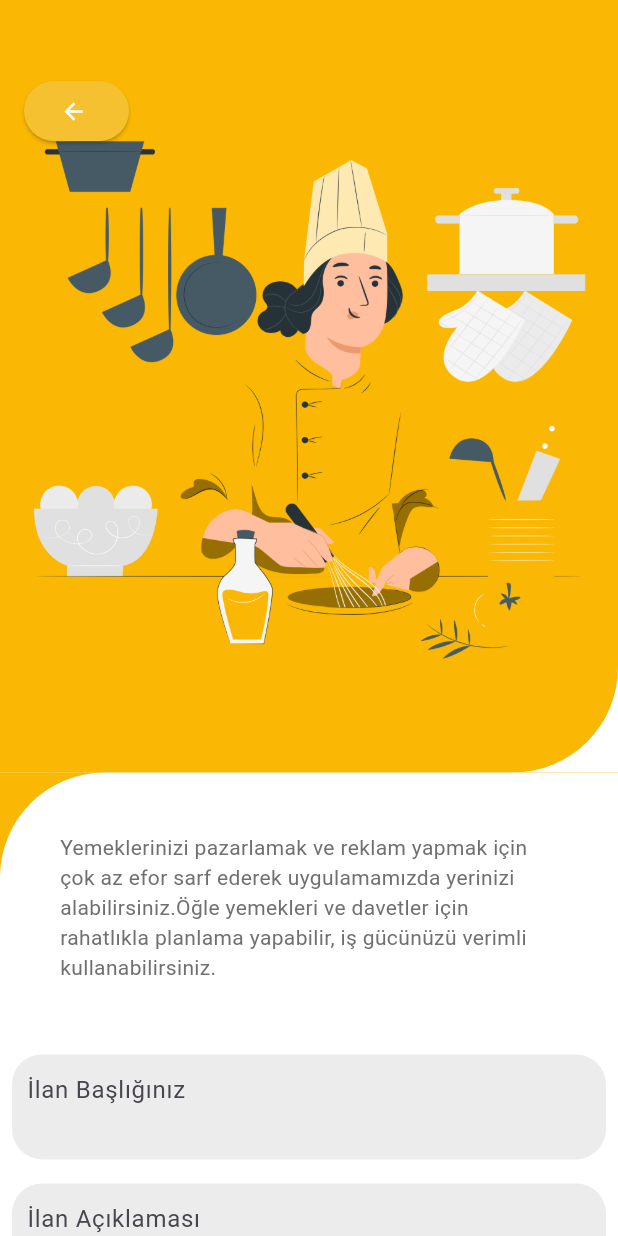
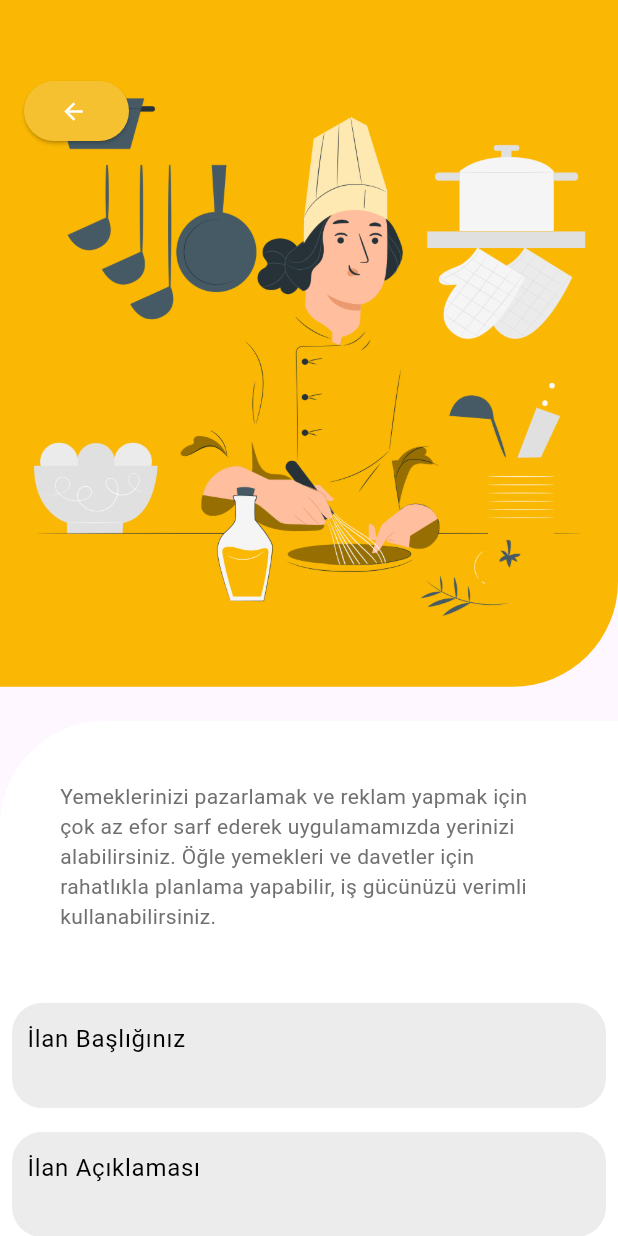
Before and after one commit to Elcieren/bootcamp_app, a Flutter app: the AdvertView screen opened directly, on a phone screen of 412 x 824 dp. Run offline on Flutter 3.47's test engine with Material 3 defaults, Android fonts, the phone set to English and light mode, and no system bars; our stand-ins replace carousel_slider, cloud_firestore, firebase_auth, firebase_core, flutter_credit_card, get_it and 3 more; accounts and stored records are empty.

Commit message:
ilan sayfasındaki scrollview hatası güncellendi

```diff
--- a/lib/ui/Ilan/advert_view.dart
+++ b/lib/ui/Ilan/advert_view.dart
@@ -6,7 +6,6 @@ import 'package:cloud_firestore/cloud_firestore.dart';
 import 'package:firebase_auth/firebase_auth.dart';
 import 'package:flutter/cupertino.dart';
 import 'package:flutter/material.dart';
-import 'package:flutter/widgets.dart';
 import 'package:stacked/stacked.dart';
 
 class AdvertView extends StatefulWidget {
@@ -43,6 +42,7 @@ class _AdvertViewState extends State<AdvertView> {
   FirebaseAuth _auth = FirebaseAuth.instance;
   FirebaseFirestore _firestore = FirebaseFirestore.instance;
   final authService = AuthService();
+
   @override
   void initState() {
     super.initState();
@@ -61,14 +61,11 @@ class _AdvertViewState extends State<AdvertView> {
                 height: MediaQuery.of(context).size.height,
                 child: Stack(
                   children: [
-              Container(
+                    Positioned(
+                      top: 0,
                       width: MediaQuery.of(context).size.width,
-                height: MediaQuery.of(context).size.height / 1.6,
-                decoration: BoxDecoration(color: Colors.white),
-              ),
-              Container(
-                width: MediaQuery.of(context).size.width,
-                height: MediaQuery.of(context).size.height / 1.6,
+                      height: MediaQuery.of(context).size.height / 1.8,
+                      child: Container(
                         decoration: const BoxDecoration(
                           color: Color(0xffFAB703),
                           borderRadius: BorderRadius.only(
@@ -82,21 +79,12 @@ class _AdvertViewState extends State<AdvertView> {
                           ),
                         ),
                       ),
-              Align(
-                alignment: Alignment.bottomCenter,
+                    ),
+                    Positioned(
+                      bottom: 0,
+                      width: MediaQuery.of(context).size.width,
+                      height: MediaQuery.of(context).size.height / 2.4,
                       child: Container(
-                  width: MediaQuery.of(context).size.width,
-                  height: MediaQuery.of(context).size.height / 2.666,
-                  decoration: const BoxDecoration(
-                    color: Color(0xffFAB703),
-                  ),
-                ),
-              ),
-              Align(
-                alignment: Alignment.bottomCenter,
-                child: Container(
-                  width: MediaQuery.of(context).size.width,
-                  height: MediaQuery.of(context).size.height / 2.666,
                         decoration: const BoxDecoration(
                           color: Colors.white,
                           borderRadius: BorderRadius.only(
@@ -115,7 +103,7 @@ class _AdvertViewState extends State<AdvertView> {
                                     child: Opacity(
                                       opacity: 0.9,
                                       child: Text(
-                                  "Yemeklerinizi pazarlamak ve reklam yapmak için çok az efor sarf ederek uygulamamızda yerinizi alabilirsiniz.Öğle yemekleri ve davetler için rahatlıkla planlama yapabilir, iş gücünüzü verimli kullanabilirsiniz.",
+                                        "Yemeklerinizi pazarlamak ve reklam yapmak için çok az efor sarf ederek uygulamamızda yerinizi alabilirsiniz. Öğle yemekleri ve davetler için rahatlıkla planlama yapabilir, iş gücünüzü verimli kullanabilirsiniz.",
                                         style: TextStyle(
                                             fontSize: 14,
                                             color: Colors.grey.shade700),
@@ -192,7 +180,8 @@ class _AdvertViewState extends State<AdvertView> {
                                           color: Colors.grey.withOpacity(0.2)),
                                       padding: const EdgeInsets.symmetric(
                                           horizontal: 10),
-                                child: ImageUrlField()),  // Added Image URL field
+                                      child:
+                                          ImageUrlField()), // Added Image URL field
                                 ),
                                 Padding(
                                   padding: const EdgeInsets.all(8.0),
@@ -257,7 +246,7 @@ class _AdvertViewState extends State<AdvertView> {
       autovalidateMode: AutovalidateMode.onUserInteraction,
       validator: (value) {
         if (value!.isEmpty) {
-          return "Mesajını Eksizksiz Doldurunuz";
+          return "Mesajını Eksiksiz Doldurunuz";
         }
       },
       onSaved: (value) {
@@ -273,7 +262,7 @@ class _AdvertViewState extends State<AdvertView> {
       autovalidateMode: AutovalidateMode.onUserInteraction,
       validator: (value) {
         if (value!.isEmpty) {
-          return "Mesajını Eksizksiz Doldurunuz";
+          return "Mesajını Eksiksiz Doldurunuz";
         }
       },
       onSaved: (value) {
@@ -289,7 +278,7 @@ class _AdvertViewState extends State<AdvertView> {
       autovalidateMode: AutovalidateMode.onUserInteraction,
       validator: (value) {
         if (value!.isEmpty) {
-          return "Mesajını Eksizksiz Doldurunuz";
+          return "Mesajını Eksiksiz Doldurunuz";
         }
       },
       onSaved: (value) {
@@ -308,40 +297,24 @@ class _AdvertViewState extends State<AdvertView> {
         borderRadius: BorderRadius.circular(24),
         color: Colors.grey.withOpacity(0.2),
       ),
-      padding: const EdgeInsets.symmetric(horizontal: 0),
-      child: Container(
-        height: 40,
-        decoration: BoxDecoration(
-          borderRadius: BorderRadius.circular(20),
-        ),
-        child: DropdownButton<String>(
+      child: Center(
+        child: DropdownButtonFormField<String>(
           value: YemeKategori,
-          onChanged: (String? newValue) {
+          decoration: customInputDecaration("Yemek Kategorisi"),
+          items: YemeKategorisi.map((String kategori) {
+            return DropdownMenuItem<String>(
+              value: kategori,
+              child: Text(kategori),
+            );
+          }).toList(),
+          onChanged: (value) {
             setState(() {
-              YemeKategori = newValue!;
+              YemeKategori = value!;
             });
           },
-          style: TextStyle(color: Colors.black),
-          underline: SizedBox(),
-          hint: const Padding(
-            padding: EdgeInsets.all(8.0),
-            child: Text(
-              'Yemek Kategorisi',
-              style: TextStyle(fontWeight: FontWeight.w600),
-            ),
-          ),
-          iconSize: 32,
-          isExpanded: true,
-          items: YemeKategorisi.map<DropdownMenuItem<String>>((String value) {
-            return DropdownMenuItem<String>(
-              value: value,
-              child: Padding(
-                padding:
-                const EdgeInsets.symmetric(horizontal: 16, vertical: 12),
-                child: Text(value),
-              ),
-            );
-          }).toList(),
+          onSaved: (value) {
+            YemeKategori = value!;
+          },
         ),
       ),
     );
@@ -352,7 +325,7 @@ class _AdvertViewState extends State<AdvertView> {
       autovalidateMode: AutovalidateMode.onUserInteraction,
       validator: (value) {
         if (value!.isEmpty) {
-          return "Mesajını Eksizksiz Doldurunuz";
+          return "Mesajını Eksiksiz Doldurunuz";
         }
       },
       onSaved: (value) {
@@ -362,44 +335,22 @@ class _AdvertViewState extends State<AdvertView> {
       decoration: customInputDecaration("Yemek İçeriği"),
     );
   }
+
   TextFormField ImageUrlField() {
     return TextFormField(
       autovalidateMode: AutovalidateMode.onUserInteraction,
       validator: (value) {
         if (value!.isEmpty) {
-          return "Lütfen bir görsel linki ekleyiniz.";
+          return "Lütfen bir URL girin";
+        } else if (!Uri.parse(value).isAbsolute) {
+          return "Geçerli bir URL girin";
         }
       },
       onSaved: (value) {
         imageUrl = value!;
       },
       style: TextStyle(color: Colors.black),
-      decoration: InputDecoration(
-        hintText: "Görsel Linki",
-        border: InputBorder.none,
-        suffixIcon: IconButton(
-          icon: Icon(Icons.help_outline),
-          onPressed: () {
-            showDialog(
-              context: context,
-              builder: (BuildContext context) {
-                return AlertDialog(
-                  title: Text("Bilgilendirme"),
-                  content: Text("Paylaşmak istediğiniz menüde gözükecek olan görsel linkini yazınız."),
-                  actions: <Widget>[
-                    TextButton(
-                      child: Text("Tamam"),
-                      onPressed: () {
-                        Navigator.of(context).pop();
-                      },
-                    ),
-                  ],
-                );
-              },
-            );
-          },
-        ),
-      ),
+      decoration: customInputDecaration("Resim URL"),
     );
   }
 
@@ -408,7 +359,7 @@ class _AdvertViewState extends State<AdvertView> {
       autovalidateMode: AutovalidateMode.onUserInteraction,
       validator: (value) {
         if (value!.isEmpty) {
-          return "Mesajını Eksizksiz Doldurunuz";
+          return "Mesajını Eksiksiz Doldurunuz";
         }
       },
       onSaved: (value) {
@@ -427,186 +378,101 @@ class _AdvertViewState extends State<AdvertView> {
         borderRadius: BorderRadius.circular(24),
         color: Colors.grey.withOpacity(0.2),
       ),
-      padding: const EdgeInsets.symmetric(horizontal: 0),
-      child: Container(
-        height: 40,
-        decoration: BoxDecoration(
-          borderRadius: BorderRadius.circular(20),
-        ),
-        child: DropdownButton<String>(
+      child: Center(
+        child: DropdownButtonFormField<String>(
           value: Teslimat,
-          onChanged: (String? newValue) {
+          decoration: customInputDecaration("Teslimat Şekli"),
+          items: TeslimatSekli.map((String teslimat) {
+            return DropdownMenuItem<String>(
+              value: teslimat,
+              child: Text(teslimat),
+            );
+          }).toList(),
+          onChanged: (value) {
             setState(() {
-              Teslimat = newValue!;
+              Teslimat = value!;
             });
           },
-          style: TextStyle(color: Colors.black),
-          underline: SizedBox(),
-          hint: const Padding(
-            padding: EdgeInsets.all(8.0),
-            child: Text(
-              'Teslimat Türü',
-              style: TextStyle(fontWeight: FontWeight.w600),
-            ),
-          ),
-          iconSize: 32,
-          isExpanded: true,
-          items: TeslimatSekli.map<DropdownMenuItem<String>>((String value) {
-            return DropdownMenuItem<String>(
-              value: value,
-              child: Padding(
-                padding:
-                const EdgeInsets.symmetric(horizontal: 16, vertical: 12),
-                child: Text(value),
-              ),
-            );
-          }).toList(),
+          onSaved: (value) {
+            Teslimat = value!;
+          },
         ),
       ),
     );
   }
 
-  Center PostUpButton() {
+  Widget PostUpButton() {
     return Center(
-      child: TextButton(
-        onPressed: Post,
-        child: Container(
-          height: 50,
-          width: 140,
-          margin: const EdgeInsets.symmetric(horizontal: 60),
-          decoration: BoxDecoration(
-              borderRadius: BorderRadius.circular(50),
-              color: Color(0xffFAB703)),
-          child: const Center(
-              child: Text(
-                "Gönder",
-                style: TextStyle(color: Colors.white),
-              )),
+      child: Padding(
+        padding: const EdgeInsets.all(8.0),
+        child: ElevatedButton(
+          onPressed: () async {
+            if (formkeyPost.currentState!.validate()) {
+              formkeyPost.currentState!.save();
+              final advertData = {
+                'ilanBasligi': text,
+                'ilanAciklamasi': ilanAciklamasi,
+                'YemekTuru': YemekTuru,
+                'YemekKategorisi': YemeKategori,
+                'YemekIcerigi': YemekIcerigi,
+                'imageUrl': imageUrl, // Save the image URL
+                'Fiyat': Fiyat,
+                'TeslimatSekli': Teslimat,
+                'userID': _user!.uid,
+                'timestamp': FieldValue.serverTimestamp(),
+              };
+
+              await _firestore.collection('ilanlar').add(advertData);
+              _showSuccessMessage();
+            }
+          },
+          style: ButtonStyle(
+            backgroundColor:
+                MaterialStateProperty.all<Color>(Color(0xffFAB703)),
+            foregroundColor: MaterialStateProperty.all<Color>(Colors.black),
+            padding: MaterialStateProperty.all<EdgeInsets>(
+              EdgeInsets.symmetric(horizontal: 50, vertical: 10),
+            ),
+            textStyle: MaterialStateProperty.all<TextStyle>(
+              TextStyle(fontSize: 18),
+            ),
+          ),
+          child: Text("Paylaş"),
         ),
       ),
     );
   }
 
-  void Post() async {
-    if (formkeyPost.currentState!.validate()) {
-      formkeyPost.currentState!.save();
-
-      if (YemeKategori == null) {
-        showCupertinoDialog(
-          context: context,
-          builder: (BuildContext context) {
-            return CupertinoAlertDialog(
-              title: Text("Uyarı"),
-              content: Text("Lütfen Yemek Kategorisini seçiniz."),
-              actions: <Widget>[
-                CupertinoDialogAction(
-                  child: Text("Tamam"),
-                  onPressed: () {
-                    Navigator.pop(context); // Dialog kutusunu kapat
-                  },
-                ),
-              ],
-            );
-          },
-        );
-      } else if (Teslimat == null) {
-        showCupertinoDialog(
-          context: context,
-          builder: (BuildContext context) {
-            return CupertinoAlertDialog(
-              title: Text("Uyarı"),
-              content: Text("Lütfen Teslimat Şeklini seçiniz."),
-              actions: <Widget>[
-                CupertinoDialogAction(
-                  child: Text("Tamam"),
-                  onPressed: () {
-                    Navigator.pop(context); // Dialog kutusunu kapat
-                  },
-                ),
-              ],
-            );
-          },
-        );
-      } else {
-        await authService.createPost(
-            text,
-            _userData!['fullname'],
-            _userData!['Cinsiyet'],
-            _userData!['email'],
-            ilanAciklamasi,
-            YemekTuru,
-            YemekIcerigi,
-            Fiyat,
-            Teslimat!,
-            YemeKategori!,
-            imageUrl // Add the imageUrl parameter here
-        );
-
-        formkeyPost.currentState!.reset();
-        setState(() {
-          YemeKategori = null;
-          Teslimat = null;
-        });
-
-        showCupertinoDialog(
-          context: context,
-          builder: (BuildContext context) {
-            return CupertinoAlertDialog(
-              title: Text("Bilgilendirme"),
-              content: Text("İlanınız başarıyla iletildi. Ekibimiz tarafından incelendikten sonra paylaşılacaktır"),
-              actions: <Widget>[
-                CupertinoDialogAction(
-                  child: Text("Tamam"),
-                  onPressed: () {
-                    Navigator.of(context).pop(); // Dialog kutusunu kapat
-                  },
-                ),
-              ],
-            );
-          },
+  InputDecoration customInputDecaration(String hintText) {
+    return InputDecoration(
+      hintText: hintText,
+      hintStyle: TextStyle(color: Colors.black),
+      border: InputBorder.none,
     );
   }
-    } else {
-      showCupertinoDialog(
-        context: context,
-        builder: (BuildContext context) {
-          return CupertinoAlertDialog(
-            title: Text("Hata"),
-            content: Text("Üzgünüz, bir hata ile karşılaştık."),
-            actions: <Widget>[
-              CupertinoDialogAction(
-                child: Text("Tamam"),
-                onPressed: () {
-                  Navigator.of(context).pop(); // Dialog kutusunu kapat
-                },
-              ),
-            ],
-          );
-        },
-      );
-    }
+
+  SizedBox customSizedBox() {
+    return SizedBox(height: 10);
   }
 
-
-  Future<void> _getUserData() async {
-    _user = _auth.currentUser;
-    if (_user != null) {
-      DocumentSnapshot userData =
-      await _firestore.collection('Kullanıcılar').doc(_user!.uid).get();
+  void _getUserData() async {
+    User? user = _auth.currentUser;
+    if (user != null) {
+      DocumentSnapshot snapshot =
+          await _firestore.collection('users').doc(user.uid).get();
       setState(() {
-        _userData = userData.data() as Map<String, dynamic>?; // Dönüşüm işlemi
+        _user = user;
+        _userData = snapshot.data() as Map<String, dynamic>?;
       });
     }
   }
 
-  InputDecoration customInputDecaration(String hintText) {
-    return InputDecoration(hintText: hintText, border: InputBorder.none);
-  }
-
-  Widget customSizedBox() => const SizedBox(
-    height: 5,
-  );
-  Widget customSizedBoxLarge() => const SizedBox(
-    height: 60,
+  void _showSuccessMessage() {
+    ScaffoldMessenger.of(context).showSnackBar(
+      SnackBar(
+        content: Text("İlanınız başarıyla paylaşıldı!"),
+        backgroundColor: Colors.green,
+      ),
     );
   }
+}
```
Lines whose indentation alone changed are shown as unchanged.
